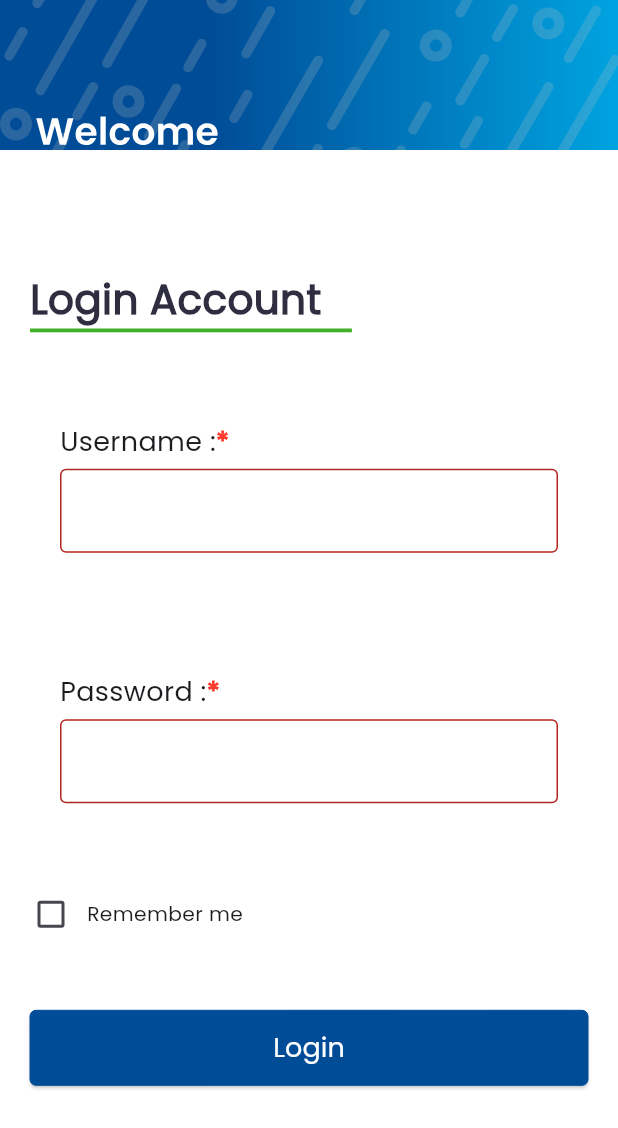
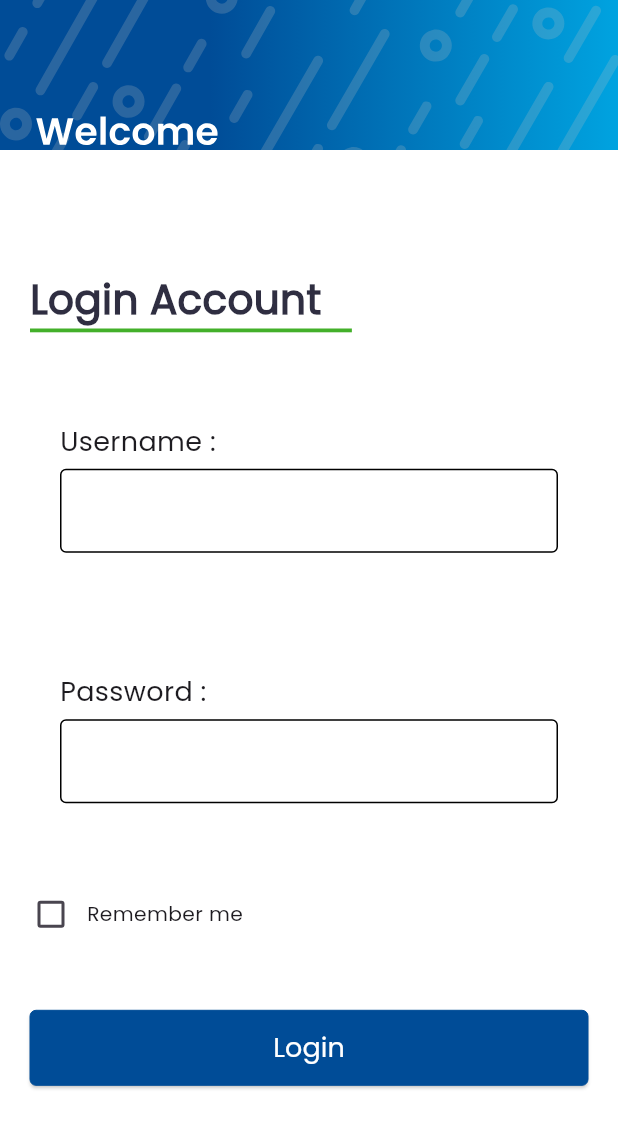
Before and after one commit to DidulaTharuka4/GUARD_ROOM_MOBILE_APP_MOBITEL, a Flutter app: the screen it shows after launch, on a phone screen of 412 x 824 dp. Shown: the top 1128 px of the screen. Run offline on Flutter 3.47's test engine with Material 3 defaults, Android fonts, the phone set to English and light mode, and no system bars; our stand-ins replace flutter_svg, logger, shared_preferences; accounts and stored records are empty.

Commit message:
reusable text field

```diff
--- a/lib/components/main_text_input.dart
+++ b/lib/components/main_text_input.dart
@@ -1,64 +1,3 @@
-// import 'package:Guard_Room_Application/constraints/colors.dart';
-// import 'package:Guard_Room_Application/constraints/textSizes.dart';
-// import 'package:flutter/material.dart';
-
-// class CustomTextInput extends StatelessWidget {
-//   final String titleText;
-//   final TextStyle textStyles;
-//   final TextEditingController inputController;
-//   final TextInputType keyboardType;
-//   final int maxCharacterLength;
-
-//   const CustomTextInput({
-//     Key? key,
-//     required this.titleText,
-//     required this.textStyles,
-//     required this.inputController,
-//     required this.keyboardType,
-//     required this.maxCharacterLength,
-//   }) : super(key: key);
-
-//   @override
-//   Widget build(BuildContext context) {
-//     return Container(
-//       child: Row(
-//         children: <Widget>[
-//           Expanded(
-//             flex: 1,
-//             child: Text(
-//               titleText,
-//               style: const TextStyle(
-//                   fontSize: ApplicationTextSizes.userInputFieldLabelValue,
-//                   fontFamily: 'Poppins',
-//                   fontWeight: ApplicationTextWeights.UserInputsLabelWeight),
-//             ),
-//           ),
-//           SizedBox(width: 10),
-//           Expanded(
-//             flex: 1,
-//             child: TextFormField(
-//               controller: inputController,
-//               validator: (value) {
-//                 if (value == null || value.isEmpty) {
-//                   return 'This field is required';
-//                 }
-//                 return null;
-//               },
-//               maxLength: maxCharacterLength,
-//               decoration: InputDecoration(
-//                 filled: true,
-//                 fillColor: ApplicationColors.PURE_WHITE,
-//                 border: OutlineInputBorder(),
-//                 // hintText: 'Enter text here',
-//               ),
-//             ),
-//           ),
-//         ],
-//       ),
-//     );
-//   }
-// }
-
 import 'package:Guard_Room_Application/constraints/colors.dart';
 import 'package:Guard_Room_Application/constraints/marginValues.dart';
 import 'package:Guard_Room_Application/constraints/textSizes.dart';
@@ -69,22 +8,32 @@
   final String titleText;
   final TextEditingController inputController;
   final bool inputEnabled;
-  final String? inputTextError;
+  // final String? inputTextError;
   final TextInputType keyboardType;
   // final int maxCharacterLength;
   final List<TextInputFormatter>? inputFormatters;
   final ValueChanged<String>? onChange;
+  final bool buttonClickStatus;
+  final bool isRequired;
+  final bool obscureText;
+  final VoidCallback? onTap;
+  // final bool controllerStatus;
 
   const CustomTextInput({
     Key? key,
     required this.titleText,
     required this.inputController,
     this.inputEnabled = true,
-    this.inputTextError = '',
+    // this.inputTextError = '',
     this.keyboardType = TextInputType.text,
     // required this.maxCharacterLength,
     this.inputFormatters,
     this.onChange,
+    this.buttonClickStatus = false,
+    required this.isRequired,
+    this.obscureText = false,
+    this.onTap,
+    // this.controllerStatus = false,
   }) : super(key: key);
 
   @override
@@ -102,10 +51,11 @@
                     // fontFamily: 'Poppins',
                     fontWeight: ApplicationTextWeights.UserInputsLabelWeight),
               ),
-              const Text(
-                "*",
-                style: TextStyle(
+              Text(
+                isRequired ? "*" : '',
+                style: const TextStyle(
                     fontSize: ApplicationTextSizes.userInputFieldLabelValue,
+                    // color: ApplicationColors.RED_COLOR,
                     color: ApplicationColors.RED_COLOR,
                     fontWeight: FontWeight.bold),
               ),
@@ -119,10 +69,11 @@
                   child: TextField(
                     controller: inputController,
                     enabled: inputEnabled,
+                    obscureText: obscureText,
                     keyboardType: keyboardType,
                     style: const TextStyle(
-                          color: ApplicationColors.PURE_BLACK,
-                        ),
+                      color: ApplicationColors.PURE_BLACK,
+                    ),
                     // inputFormatters: <TextInputFormatter>[
                     //   VehicleNumberTextInputFormatter(),
                     //   LengthLimitingTextInputFormatter(maxCharacterLength)
@@ -132,9 +83,32 @@
                       filled: true,
                       fillColor: ApplicationColors.PURE_WHITE,
                       border: const OutlineInputBorder(),
-                      errorText: inputTextError
+                      // errorText: inputTextError
+                      // errorText: inputController.text.isEmpty && isRequired? 'mandatory fields (*) cannot be empty' : ''
+                      // errorText: inputController.text.isEmpty && buttonClickStatus? 'mandatory fields (*) cannot be empty' : ''
+                      errorText: buttonClickStatus
+                          ? inputController.text.isEmpty
+                              ? 'mandatory fields (*) cannot be empty'
+                              : ''
+                          : '',
+                      errorBorder: OutlineInputBorder(
+                        borderSide: BorderSide(
+                            color: buttonClickStatus
+                                ? inputController.text.isEmpty
+                                    ? ApplicationColors.RED_COLOR
+                                    : ApplicationColors.PURE_BLACK
+                                : ApplicationColors
+                                    .PURE_BLACK // Set to any color you want
+                            ),
+                      ),
+                      focusedErrorBorder: const OutlineInputBorder(
+                        borderSide: BorderSide(
+                          color: ApplicationColors.PURE_BLACK,
+                        ),
+                      ),
                     ),
                     onChanged: onChange,
+                    onTap: onTap,
                   ),
                 ),
               ],
```
